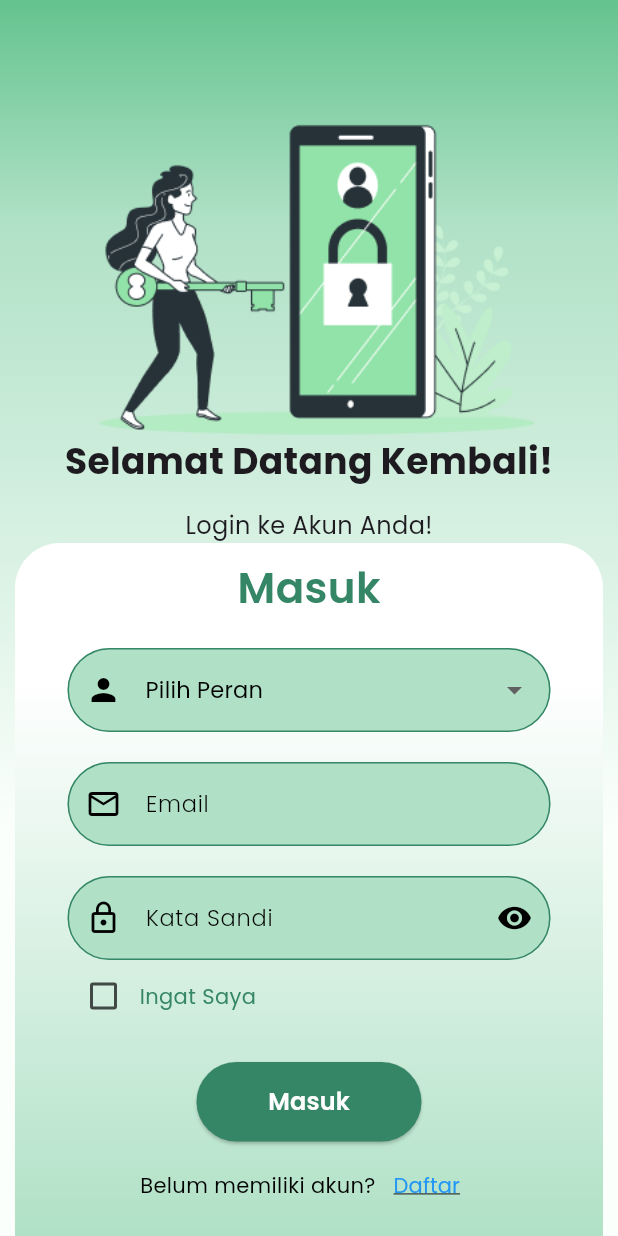
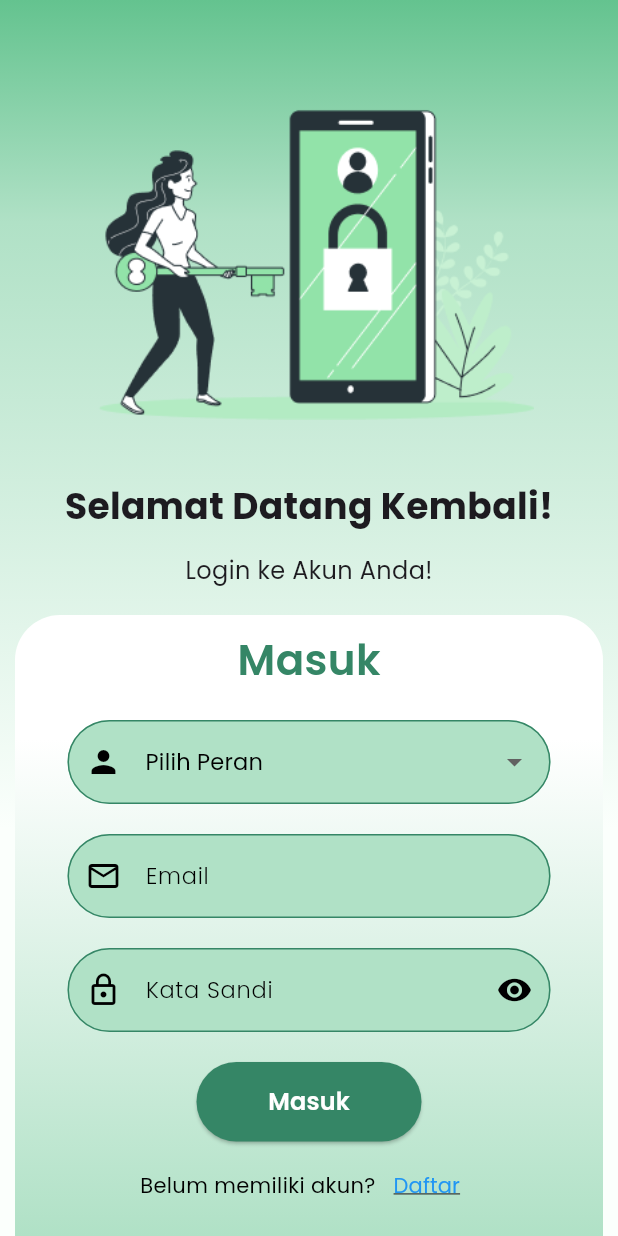
Before and after one commit to fadliaditya06/Geoportal-Mobile, a Flutter app: the LoginScreen screen opened by its route, on a phone screen of 412 x 824 dp. Run offline on Flutter 3.47's test engine with Material 3 defaults, Android fonts, the phone set to English and light mode, and no system bars; our stand-ins replace cached_network_image, card_loading, carousel_slider, cloud_firestore, curved_navigation_bar, firebase_auth and 9 more; accounts and stored records are empty.

Commit message:
Update Feat: Login Screen Adjust the display of login screen

```diff
--- a/lib/screens/auth/login_screen.dart
+++ b/lib/screens/auth/login_screen.dart
@@ -14,7 +14,6 @@ class _LoginScreenState extends State<LoginScreen> {
   final LoginController controller = LoginController();
   bool isLoading = false;
   bool _isObscure = true;
-  bool _rememberMe = false;
   String? selectedRole;
   final _formKey = GlobalKey<FormState>();
 
@@ -39,13 +38,14 @@ class _LoginScreenState extends State<LoginScreen> {
           ),
           Column(
             children: [
-              const SizedBox(height: 70),
+              const SizedBox(height: 20),
               Center(
                 child: Column(
                   children: [
                     Image.asset(
                       'assets/images/icon/login.png',
                       width: 300,
+                      height: 300,
                     ),
                   ],
                 ),
@@ -269,28 +269,6 @@ class _LoginScreenState extends State<LoginScreen> {
                             return null;
                           },
                         ),
-                        // Checkbox "Ingat Saya"
-                        Row(
-                          children: [
-                            Checkbox(
-                              value: _rememberMe,
-                              onChanged: (value) {
-                                setState(() {
-                                  _rememberMe = value!;
-                                });
-                              },
-                              activeColor: const Color(0xFF358666),
-                            ),
-                            const Text(
-                              'Ingat Saya',
-                              style: TextStyle(
-                                fontSize: 14,
-                                fontWeight: FontWeight.w400,
-                                color: Color(0xFF358666),
-                              ),
-                            ),
-                          ],
-                        ),
                         const SizedBox(height: 20),
                         // Tombol Masuk
                         SizedBox(
```
